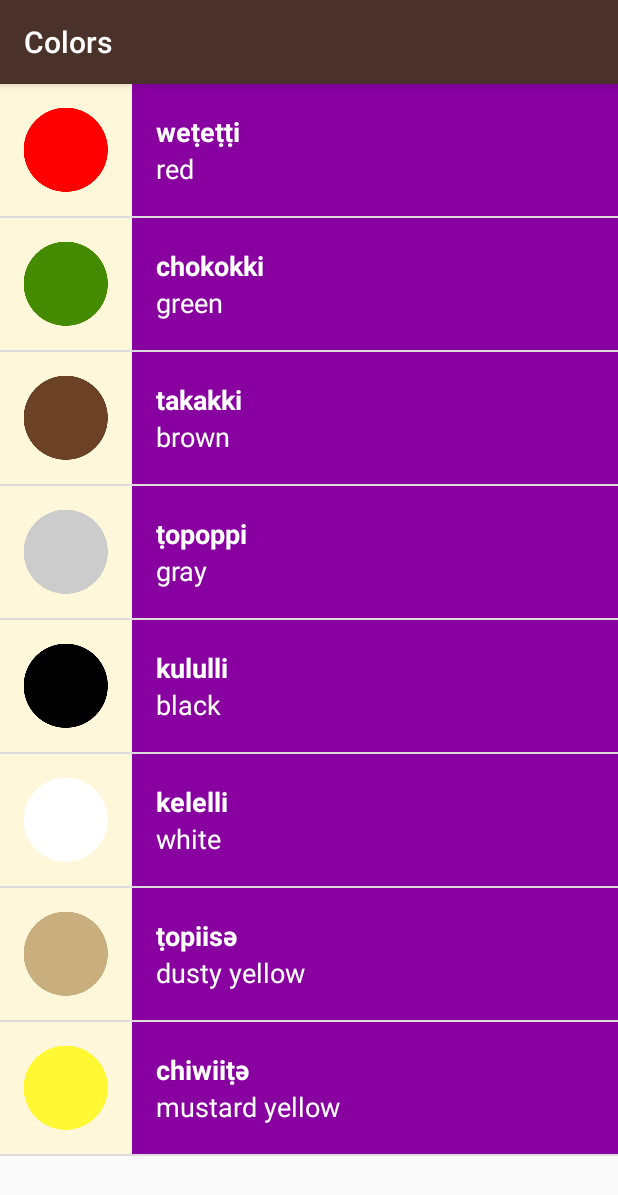
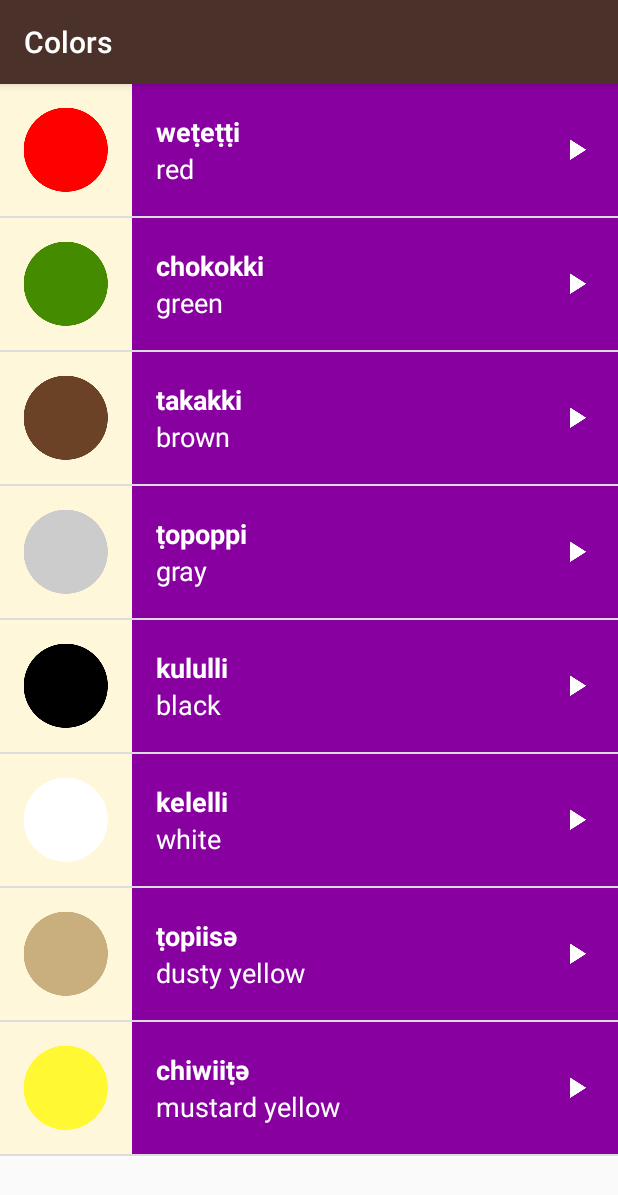
Before and after one commit to wuhyn/miwokApp, an Android app: the ColorsActivity screen opened directly, with no data from a screen before it, on a phone screen of 412 x 824 dp. Shown: the top 1195 px of the screen. Run offline under Robolectric (Android 15) with nearby library versions, the phone set to English and light mode, and no system bars.

Commit message:
Update list item's xml design

```diff
--- a/app/src/main/res/layout/list_item.xml
+++ b/app/src/main/res/layout/list_item.xml
@@ -1,10 +1,10 @@
 <?xml version="1.0" encoding="utf-8"?>
-<LinearLayout xmlns:android="http://schemas.android.com/apk/res/android"
+<RelativeLayout xmlns:android="http://schemas.android.com/apk/res/android"
     xmlns:tools="http://schemas.android.com/tools"
-    android:orientation="horizontal" android:layout_width="match_parent"
+    android:layout_width="match_parent"
     android:layout_height="wrap_content"
     android:background="@color/tan_background"
-    android:minHeight="@dimen/list_item_height">
+    android:orientation="horizontal">
 
     <ImageView
         android:id="@+id/image"
@@ -14,7 +14,11 @@
     <LinearLayout
         android:id="@+id/text_container"
         android:layout_width="match_parent"
-        android:layout_height="match_parent"
+        android:layout_height="@dimen/list_item_height"
+        android:layout_alignParentRight="true"
+        android:layout_alignParentBottom="true"
+        android:layout_alignParentTop="true"
+        android:layout_toRightOf="@+id/image"
         android:orientation="vertical"
         android:paddingLeft="16dp">
 
@@ -27,7 +31,7 @@
             android:textAppearance="?android:textAppearanceMedium"
             android:textColor="@android:color/white"
             android:textStyle="bold"
-            tools:text="lutti"/>
+            tools:text="lutti" />
 
         <TextView
             android:id="@+id/default_text_view"
@@ -37,12 +41,19 @@
             android:gravity="top"
             android:textAppearance="?android:textAppearanceMedium"
             android:textColor="@android:color/white"
-            tools:text="one"/>
+            tools:text="one" />
 
 
     </LinearLayout>
 
+    <!---->
+    <ImageView
+        android:id="@+id/playButton"
+        android:layout_width="@dimen/play_button_height"
+        android:layout_height="@dimen/play_button_height"
+        android:layout_alignParentRight="true"
+        android:layout_centerVertical="true"
+        android:layout_marginRight="16dp"
+        android:src="@drawable/baseline_play_arrow_white_24" />
 
-
-
-</LinearLayout>
+</RelativeLayout>
--- a/app/src/main/res/values/dimens.xml
+++ b/app/src/main/res/values/dimens.xml
@@ -15,5 +15,6 @@
 <resources>
     <!-- Height of each list item -->
     <dimen name="list_item_height">88dp</dimen>
+    <dimen name="play_button_height">24dp</dimen>
 
 </resources>
```
